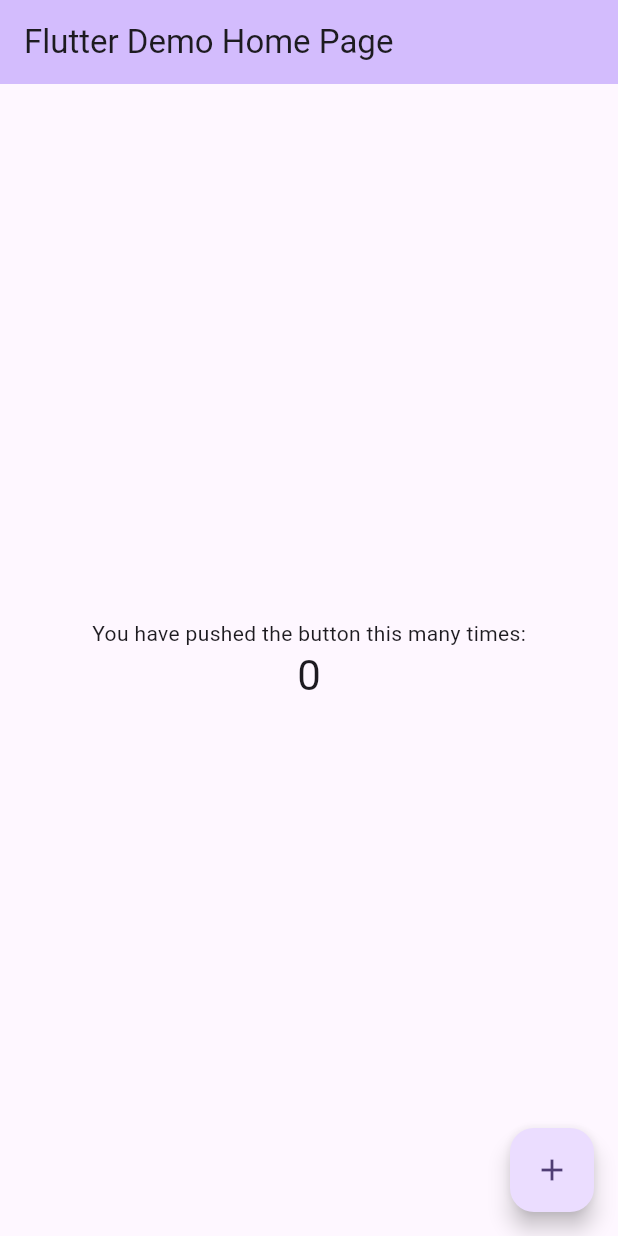
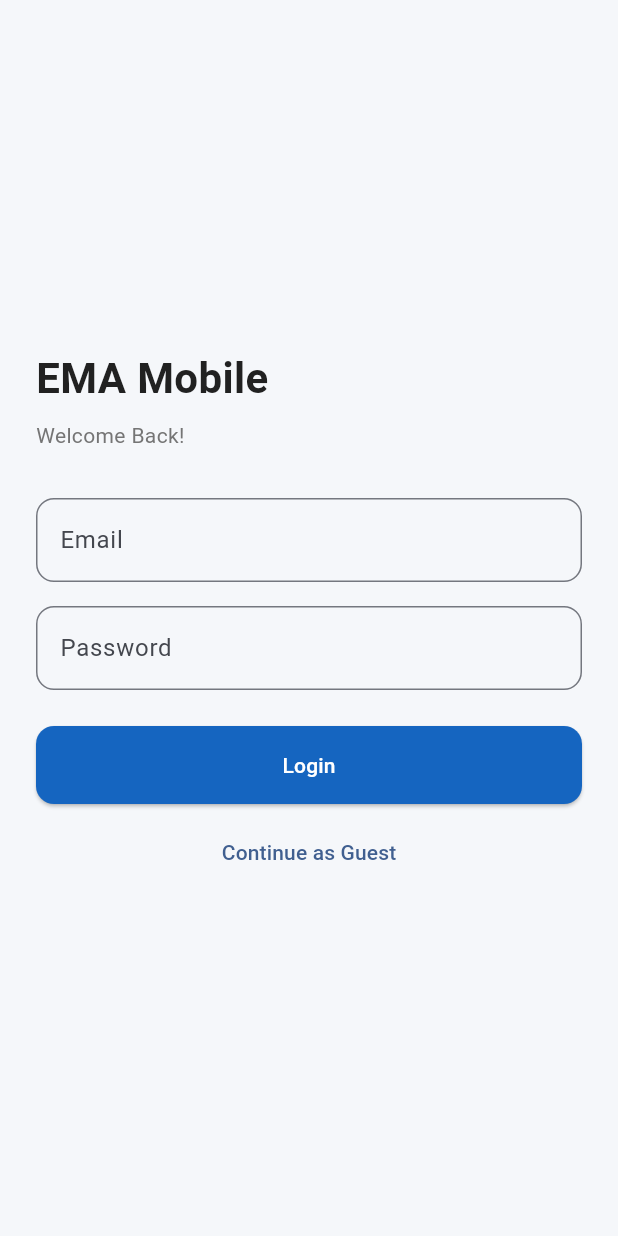
Before and after one commit to HarrySaggu7/promotion-mobile-assignment, a Flutter app: the screen it shows after launch, on a phone screen of 412 x 824 dp. Run offline on Flutter 3.47's test engine with Material 3 defaults, Android fonts, the phone set to English and light mode, and no system bars; our stand-ins replace go_router.

Commit message:
base changes

```diff
--- a/lib/app/app.dart
+++ b/lib/app/app.dart
@@ -0,0 +1,22 @@
+import 'package:flutter/material.dart';
+
+import 'app_router.dart';
+import 'app_theme.dart';
+
+class EmaApp extends StatelessWidget {
+  const EmaApp({super.key});
+
+  @override
+  Widget build(BuildContext context) {
+    return MaterialApp.router(
+      title: 'EMA Mobile',
+      debugShowCheckedModeBanner: false,
+
+      // Theme
+      theme: AppTheme.lightTheme,
+
+      // Router
+      routerConfig: appRouter,
+    );
+  }
+}
--- /dev/null
+++ b/lib/app/app_router.dart
@@ -0,0 +1,21 @@
+import 'package:go_router/go_router.dart';
+
+import '../features/auth/screens/login_screen.dart';
+
+final GoRouter appRouter = GoRouter(
+
+  initialLocation: '/',
+
+  routes: [
+
+    GoRoute(
+
+      path: '/',
+
+      builder: (context, state) => const LoginScreen(),
+
+    ),
+
+  ],
+
+);
--- /dev/null
+++ b/lib/app/app_theme.dart
@@ -0,0 +1,27 @@
+import 'package:flutter/material.dart';
+
+import '../core/constants/app_colors.dart';
+
+class AppTheme {
+  AppTheme._();
+
+  static ThemeData lightTheme = ThemeData(
+    useMaterial3: true,
+
+    scaffoldBackgroundColor: AppColors.background,
+
+    colorScheme: ColorScheme.fromSeed(
+      seedColor: AppColors.primary,
+      brightness: Brightness.light,
+    ),
+
+    appBarTheme: const AppBarTheme(
+      backgroundColor: AppColors.primary,
+      foregroundColor: Colors.white,
+      centerTitle: true,
+      elevation: 0,
+    ),
+
+    cardColor: AppColors.card,
+  );
+}
--- /dev/null
+++ b/lib/core/constants/app_colors.dart
@@ -0,0 +1,23 @@
+import 'package:flutter/material.dart';
+
+class AppColors {
+  AppColors._();
+
+  static const Color primary = Color(0xFF1565C0);
+  static const Color secondary = Color(0xFF42A5F5);
+
+  static const Color background = Color(0xFFF5F7FA);
+
+  static const Color white = Colors.white;
+  static const Color black = Color(0xFF212121);
+
+  static const Color textPrimary = Color(0xFF212121);
+  static const Color textSecondary = Color(0xFF757575);
+
+  static const Color success = Color(0xFF4CAF50);
+  static const Color error = Color(0xFFE53935);
+
+  static const Color border = Color(0xFFE0E0E0);
+
+  static const Color card = Colors.white;
+}
--- /dev/null
+++ b/lib/core/constants/app_spacing.dart
@@ -0,0 +1,9 @@
+class AppSpacing {
+  AppSpacing._();
+
+  static const double xs = 4;
+  static const double sm = 8;
+  static const double md = 16;
+  static const double lg = 24;
+  static const double xl = 32;
+}
--- /dev/null
+++ b/lib/core/constants/app_strings.dart
@@ -0,0 +1,18 @@
+class AppStrings {
+  AppStrings._();
+
+  static const appName = 'EMA Mobile';
+
+  static const login = 'Login';
+  static const email = 'Email';
+  static const password = 'Password';
+  static const continueAsGuest = 'Continue as Guest';
+
+  static const searchProducts = 'Search products';
+
+  static const featuredProducts = 'Featured Products';
+
+  static const categories = 'Categories';
+
+  static const addToCart = 'Add to Cart';
+}
--- /dev/null
+++ b/lib/core/constants/app_text_styles.dart
@@ -0,0 +1,35 @@
+import 'package:flutter/material.dart';
+
+import 'app_colors.dart';
+
+class AppTextStyles {
+  AppTextStyles._();
+
+  static const TextStyle heading1 = TextStyle(
+    fontSize: 28,
+    fontWeight: FontWeight.bold,
+    color: AppColors.textPrimary,
+  );
+
+  static const TextStyle heading2 = TextStyle(
+    fontSize: 22,
+    fontWeight: FontWeight.w600,
+    color: AppColors.textPrimary,
+  );
+
+  static const TextStyle title = TextStyle(
+    fontSize: 18,
+    fontWeight: FontWeight.w600,
+    color: AppColors.textPrimary,
+  );
+
+  static const TextStyle body = TextStyle(
+    fontSize: 16,
+    color: AppColors.textPrimary,
+  );
+
+  static const TextStyle caption = TextStyle(
+    fontSize: 14,
+    color: AppColors.textSecondary,
+  );
+}
--- /dev/null
+++ b/lib/core/widgets/app_button.dart
@@ -0,0 +1,44 @@
+import 'package:flutter/material.dart';
+
+import '../constants/app_colors.dart';
+
+class AppButton extends StatelessWidget {
+  final String text;
+  final VoidCallback onPressed;
+  final bool isLoading;
+
+  const AppButton({
+    super.key,
+    required this.text,
+    required this.onPressed,
+    this.isLoading = false,
+  });
+
+  @override
+  Widget build(BuildContext context) {
+    return SizedBox(
+      width: double.infinity,
+      height: 52,
+      child: ElevatedButton(
+        onPressed: isLoading ? null : onPressed,
+        style: ElevatedButton.styleFrom(
+          backgroundColor: AppColors.primary,
+          foregroundColor: Colors.white,
+          shape: RoundedRectangleBorder(
+            borderRadius: BorderRadius.circular(12),
+          ),
+        ),
+        child: isLoading
+            ? const SizedBox(
+                height: 22,
+                width: 22,
+                child: CircularProgressIndicator(
+                  strokeWidth: 2,
+                  color: Colors.white,
+                ),
+              )
+            : Text(text),
+      ),
+    );
+  }
+}
--- /dev/null
+++ b/lib/core/widgets/app_card.dart
@@ -0,0 +1,24 @@
+import 'package:flutter/material.dart';
+
+class AppCard extends StatelessWidget {
+  final Widget child;
+
+  const AppCard({
+    super.key,
+    required this.child,
+  });
+
+  @override
+  Widget build(BuildContext context) {
+    return Card(
+      elevation: 2,
+      shape: RoundedRectangleBorder(
+        borderRadius: BorderRadius.circular(16),
+      ),
+      child: Padding(
+        padding: const EdgeInsets.all(16),
+        child: child,
+      ),
+    );
+  }
+}
--- /dev/null
+++ b/lib/core/widgets/app_search_bar.dart
@@ -0,0 +1,20 @@
+import 'package:flutter/material.dart';
+
+class AppSearchBar extends StatelessWidget {
+  const AppSearchBar({super.key});
+
+  @override
+  Widget build(BuildContext context) {
+    return TextField(
+      decoration: InputDecoration(
+        hintText: 'Search products...',
+        prefixIcon: const Icon(Icons.search),
+        filled: true,
+        border: OutlineInputBorder(
+          borderRadius: BorderRadius.circular(16),
+          borderSide: BorderSide.none,
+        ),
+      ),
+    );
+  }
+}
--- /dev/null
+++ b/lib/core/widgets/app_text_field.dart
@@ -0,0 +1,50 @@
+import 'package:flutter/material.dart';
+
+class AppTextField extends StatelessWidget {
+
+  final String label;
+
+  final bool obscureText;
+
+  final TextEditingController controller;
+
+  const AppTextField({
+    super.key,
+    required this.label,
+    required this.controller,
+    this.obscureText = false,
+  });
+
+  @override
+  Widget build(BuildContext context) {
+
+    return TextFormField(
+
+      controller: controller,
+
+      obscureText: obscureText,
+
+      validator: (value) {
+
+        if (value == null || value.isEmpty) {
+          return '$label is required';
+        }
+
+        return null;
+      },
+
+      decoration: InputDecoration(
+
+        labelText: label,
+
+        border: OutlineInputBorder(
+
+          borderRadius: BorderRadius.circular(12),
+
+        ),
+
+      ),
+
+    );
+  }
+}
--- /dev/null
+++ b/lib/core/widgets/section_title.dart
@@ -0,0 +1,20 @@
+import 'package:flutter/material.dart';
+
+import '../constants/app_text_styles.dart';
+
+class SectionTitle extends StatelessWidget {
+  final String title;
+
+  const SectionTitle({
+    super.key,
+    required this.title,
+  });
+
+  @override
+  Widget build(BuildContext context) {
+    return Text(
+      title,
+      style: AppTextStyles.heading2,
+    );
+  }
+}
--- /dev/null
+++ b/lib/features/auth/screens/login_screen.dart
@@ -0,0 +1,111 @@
+import 'package:flutter/material.dart';
+
+import '../../../core/constants/app_spacing.dart';
+import '../../../core/constants/app_strings.dart';
+import '../../../core/constants/app_text_styles.dart';
+import '../../../core/widgets/app_button.dart';
+import '../../../core/widgets/app_text_field.dart';
+
+class LoginScreen extends StatefulWidget {
+  const LoginScreen({super.key});
+
+  @override
+  State<LoginScreen> createState() => _LoginScreenState();
+}
+
+class _LoginScreenState extends State<LoginScreen> {
+
+  final _formKey = GlobalKey<FormState>();
+
+  final emailController = TextEditingController();
+  final passwordController = TextEditingController();
+
+  @override
+  void dispose() {
+    emailController.dispose();
+    passwordController.dispose();
+    super.dispose();
+  }
+
+  void login() {
+    if (_formKey.currentState!.validate()) {
+      debugPrint("Login Clicked");
+    }
+  }
+
+  @override
+  Widget build(BuildContext context) {
+
+    return Scaffold(
+
+      body: SafeArea(
+
+        child: Padding(
+
+          padding: const EdgeInsets.all(AppSpacing.lg),
+
+          child: Form(
+
+            key: _formKey,
+
+            child: Column(
+
+              crossAxisAlignment: CrossAxisAlignment.start,
+
+              children: [
+
+                const Spacer(),
+
+                Text(
+                  AppStrings.appName,
+                  style: AppTextStyles.heading1,
+                ),
+
+                const SizedBox(height: AppSpacing.sm),
+
+                Text(
+                  "Welcome Back!",
+                  style: AppTextStyles.caption,
+                ),
+
+                const SizedBox(height: AppSpacing.xl),
+
+                AppTextField(
+                  controller: emailController,
+                  label: AppStrings.email,
+                ),
+
+                const SizedBox(height: AppSpacing.md),
+
+                AppTextField(
+                  controller: passwordController,
+                  label: AppStrings.password,
+                  obscureText: true,
+                ),
+
+                const SizedBox(height: AppSpacing.lg),
+
+                AppButton(
+                  text: AppStrings.login,
+                  onPressed: login,
+                ),
+
+                const SizedBox(height: AppSpacing.sm),
+
+                Center(
+                  child: TextButton(
+                    onPressed: () {},
+                    child: const Text(AppStrings.continueAsGuest),
+                  ),
+                ),
+
+                const Spacer(),
+
+              ],
+            ),
+          ),
+        ),
+      ),
+    );
+  }
+}
--- a/lib/main.dart
+++ b/lib/main.dart
@@ -1,122 +1,7 @@
 import 'package:flutter/material.dart';
+import 'app/app.dart';
 
 void main() {
-  runApp(const MyApp());
+  WidgetsFlutterBinding.ensureInitialized();
+  runApp(const EmaApp());
 }
-
-class MyApp extends StatelessWidget {
-  const MyApp({super.key});
-
-  // This widget is the root of your application.
-  @override
-  Widget build(BuildContext context) {
-    return MaterialApp(
-      title: 'Flutter Demo',
-      theme: ThemeData(
-        // This is the theme of your application.
-        //
-        // TRY THIS: Try running your application with "flutter run". You'll see
-        // the application has a purple toolbar. Then, without quitting the app,
-        // try changing the seedColor in the colorScheme below to Colors.green
-        // and then invoke "hot reload" (save your changes or press the "hot
-        // reload" button in a Flutter-supported IDE, or press "r" if you used
-        // the command line to start the app).
-        //
-        // Notice that the counter didn't reset back to zero; the application
-        // state is not lost during the reload. To reset the state, use hot
-        // restart instead.
-        //
-        // This works for code too, not just values: Most code changes can be
-        // tested with just a hot reload.
-        colorScheme: .fromSeed(seedColor: Colors.deepPurple),
-      ),
-      home: const MyHomePage(title: 'Flutter Demo Home Page'),
-    );
-  }
-}
-
-class MyHomePage extends StatefulWidget {
-  const MyHomePage({super.key, required this.title});
-
-  // This widget is the home page of your application. It is stateful, meaning
-  // that it has a State object (defined below) that contains fields that affect
-  // how it looks.
-
-  // This class is the configuration for the state. It holds the values (in this
-  // case the title) provided by the parent (in this case the App widget) and
-  // used by the build method of the State. Fields in a Widget subclass are
-  // always marked "final".
-
-  final String title;
-
-  @override
-  State<MyHomePage> createState() => _MyHomePageState();
-}
-
-class _MyHomePageState extends State<MyHomePage> {
-  int _counter = 0;
-
-  void _incrementCounter() {
-    setState(() {
-      // This call to setState tells the Flutter framework that something has
-      // changed in this State, which causes it to rerun the build method below
-      // so that the display can reflect the updated values. If we changed
-      // _counter without calling setState(), then the build method would not be
-      // called again, and so nothing would appear to happen.
-      _counter++;
-    });
-  }
-
-  @override
-  Widget build(BuildContext context) {
-    // This method is rerun every time setState is called, for instance as done
-    // by the _incrementCounter method above.
-    //
-    // The Flutter framework has been optimized to make rerunning build methods
-    // fast, so that you can just rebuild anything that needs updating rather
-    // than having to individually change instances of widgets.
-    return Scaffold(
-      appBar: AppBar(
-        // TRY THIS: Try changing the color here to a specific color (to
-        // Colors.amber, perhaps?) and trigger a hot reload to see the AppBar
-        // change color while the other colors stay the same.
-        backgroundColor: Theme.of(context).colorScheme.inversePrimary,
-        // Here we take the value from the MyHomePage object that was created by
-        // the App.build method, and use it to set our appbar title.
-        title: Text(widget.title),
-      ),
-      body: Center(
-        // Center is a layout widget. It takes a single child and positions it
-        // in the middle of the parent.
-        child: Column(
-          // Column is also a layout widget. It takes a list of children and
-          // arranges them vertically. By default, it sizes itself to fit its
-          // children horizontally, and tries to be as tall as its parent.
-          //
-          // Column has various properties to control how it sizes itself and
-          // how it positions its children. Here we use mainAxisAlignment to
-          // center the children vertically; the main axis here is the vertical
-          // axis because Columns are vertical (the cross axis would be
-          // horizontal).
-          //
-          // TRY THIS: Invoke "debug painting" (choose the "Toggle Debug Paint"
-          // action in the IDE, or press "p" in the console), to see the
-          // wireframe for each widget.
-          mainAxisAlignment: .center,
-          children: [
-            const Text('You have pushed the button this many times:'),
-            Text(
-              '$_counter',
-              style: Theme.of(context).textTheme.headlineMedium,
-            ),
-          ],
-        ),
-      ),
-      floatingActionButton: FloatingActionButton(
-        onPressed: _incrementCounter,
-        tooltip: 'Increment',
-        child: const Icon(Icons.add),
-      ),
-    );
-  }
-}
--- a/pubspec.yaml
+++ b/pubspec.yaml
@@ -76,6 +76,11 @@ flutter:
   # the material Icons class.
   uses-material-design: true
 
+  assets:
+    - assets/images/
+    - assets/icons/
+    - assets/banners/
+
   # To add assets to your application, add an assets section, like this:
   # assets:
   #   - images/a_dot_burr.jpeg
```
Also changed, not shown: lib/app/routes.dart (deleted), lib/app/theme.dart (deleted), 2 other files.
